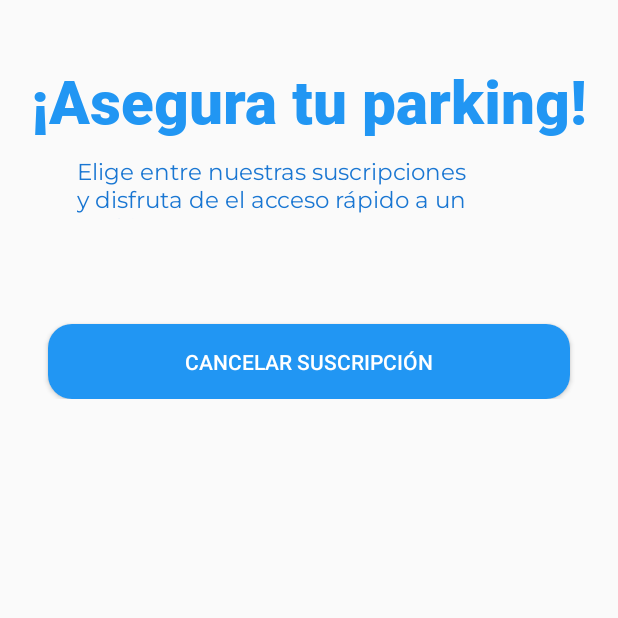
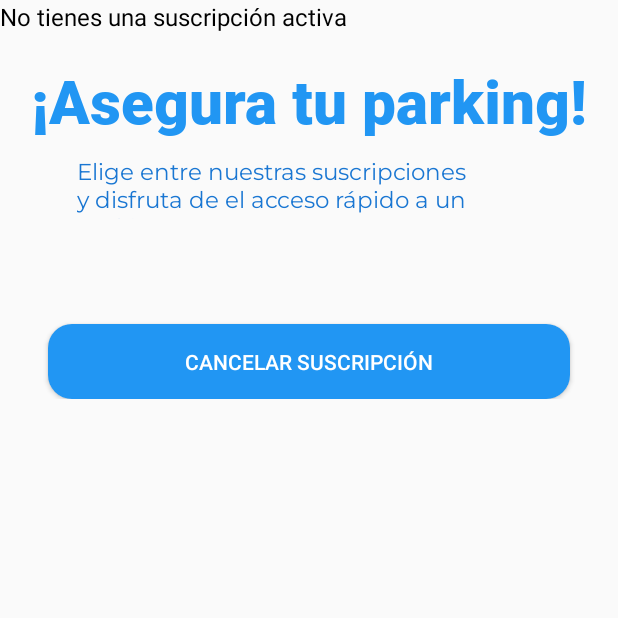
Before and after one commit to ktr19/Spotterly, an Android app: the fragment SuscripcionesFragment shown on its own in the app's theme, after a tap on "SÍ", on a phone screen of 412 x 824 dp, the top half of it. Run offline under Robolectric (Android 15) with nearby library versions, the phone set to English and light mode, and no system bars; 3 other taps on this screen came first.

Commit message:
Funcionalidad suscripcion

```diff
--- a/app/src/main/java/com/example/spotterly/DatabaseHelper.java
+++ b/app/src/main/java/com/example/spotterly/DatabaseHelper.java
@@ -8,8 +8,11 @@ import android.database.sqlite.SQLiteOpenHelper;
 
 import com.example.spotterly.ui.perfil.PerfilFragment;
 
+import java.text.SimpleDateFormat;
 import java.util.ArrayList;
+import java.util.Calendar;
 import java.util.List;
+import java.util.Locale;
 
 public class DatabaseHelper extends SQLiteOpenHelper {
 
@@ -19,20 +22,22 @@ public class DatabaseHelper extends SQLiteOpenHelper {
 
     // Nombres de las tablas y columnas
     private static final String TABLE_USUARIO = "usuario";
+    private static final String TABLE_SUSCRIPCION = "suscripcion";
+    private static final String TABLE_SUSCRIPCION_USUARIO = "suscripcion_usuario"; // Nueva tabla
+
     private static final String COLUMN_TELEFONO = "telefono";
     private static final String COLUMN_PASSWORD = "password";
     private static final String COLUMN_NOMBRE = "nombre";
-    private static final String COLUMN_ID_SUSCRIPCION = "suscripcionid";
     private static final String COLUMN_PREGUNTA = "pregunta";
     private static final String COLUMN_RESPUESTA = "respuesta";
+    private static final String COLUMN_ID_SUSCRIPCION = "suscripcionid";
+    private static final String COLUMN_SUSCRIPCION_ID = "idSuscripcionUsuario";
+    private static final String COLUMN_FECHA_INICIO = "fecha_inicio";
+    private static final String COLUMN_FECHA_FIN = "fecha_fin";
 
-    // ... (otros campos)
-
-//    private static final String TABLE_SUSCRIPCION = "suscripcion";
-//    private static final String COLUMN_SUSCRIPCION_ID = ;
-//    private static final String COLUMN_EMAIL = ;
-//    private static final String COLUMN_NOMBRE = ;
-//    // ... (otros campos)
+    private static final String COLUMN_TIPO_SUSCRIPCION = "tipo";
+    private static final String COLUMN_PRECIO = "precio";
+    private static final String COLUMN_ACTIVA = "activa";
 
     // Constructor
     public DatabaseHelper(Context context) {
@@ -82,6 +87,17 @@ public class DatabaseHelper extends SQLiteOpenHelper {
                     "('Trimestral', '" + fechaInicio + "', '" + fechaFinTrimestral + "', 1, 9.99), " +
                     "('Semestral', '" + fechaInicio + "', '" + fechaFinSemestral + "', 1, 29.99), " +
                     "('Anual', '" + fechaInicio + "', '" + fechaFinAnual + "', 1, 50)");
+            // Crear la tabla suscripcion_usuario
+            db.execSQL("CREATE TABLE IF NOT EXISTS " + TABLE_SUSCRIPCION_USUARIO + " (" +
+                    COLUMN_SUSCRIPCION_ID + " INTEGER PRIMARY KEY AUTOINCREMENT, " +
+                    COLUMN_TELEFONO + " TEXT, " +
+                    COLUMN_ID_SUSCRIPCION + " INTEGER, " +
+                    COLUMN_FECHA_INICIO + " DATE NOT NULL, " +
+                    COLUMN_FECHA_FIN + " DATE NOT NULL, " +
+                    "FOREIGN KEY (" + COLUMN_TELEFONO + ") REFERENCES " + TABLE_USUARIO + "(" + COLUMN_TELEFONO + "), " +
+                    "FOREIGN KEY (" + COLUMN_ID_SUSCRIPCION + ") REFERENCES " + TABLE_SUSCRIPCION + "(suscripcionid)" +
+                    ")");
+
         } else {
             // Check if the 'usos' column exists in the 'usuario' table
             cursor = db.rawQuery("PRAGMA table_info(usuario)", null);
@@ -106,7 +122,7 @@ public class DatabaseHelper extends SQLiteOpenHelper {
 
     }
 
-    // ... (método onUpgrade)
+
 
     // Método para insertar un usuario
     public long insertUsuario(Usuario usuario) {
@@ -253,6 +269,120 @@ public class DatabaseHelper extends SQLiteOpenHelper {
         db.close();
         return filasActualizadas;
     }
+    public long insertSuscripcionUsuario(String telefono, int suscripcionid, String fechaInicio, String fechaFin) {
+        SQLiteDatabase db = getWritableDatabase();
+        ContentValues values = new ContentValues();
+        values.put(COLUMN_TELEFONO, telefono);
+        values.put(COLUMN_ID_SUSCRIPCION, suscripcionid);
+        values.put(COLUMN_FECHA_INICIO, fechaInicio);
+        values.put(COLUMN_FECHA_FIN, fechaFin);
+
+        long newRowId = db.insert(TABLE_SUSCRIPCION_USUARIO, null, values);
+        db.close();
+        return newRowId;
+    }
+    // Método para obtener la suscripción de un usuario
+    public SuscripcionUsuario getSuscripcionUsuario(String telefono) {
+        SQLiteDatabase db = getReadableDatabase();
+        String[] projection = {
+                COLUMN_SUSCRIPCION_ID,
+                COLUMN_ID_SUSCRIPCION,
+                COLUMN_FECHA_INICIO,
+                COLUMN_FECHA_FIN
+        };
+
+        String selection = COLUMN_TELEFONO + " = ?";
+        String[] selectionArgs = {telefono};
+
+        Cursor cursor = db.query(
+                TABLE_SUSCRIPCION_USUARIO,
+                projection,
+                selection,
+                selectionArgs,
+                null,
+                null,
+                null
+        );
+
+        SuscripcionUsuario suscripcionUsuario = null;
+        if (cursor.moveToFirst()) {
+            suscripcionUsuario = new SuscripcionUsuario();
+            suscripcionUsuario.setIdSuscripcionUsuario(cursor.getInt(cursor.getColumnIndexOrThrow(COLUMN_SUSCRIPCION_ID)));
+            suscripcionUsuario.setTelefono(cursor.getString(cursor.getColumnIndexOrThrow(COLUMN_TELEFONO)));
+            suscripcionUsuario.setSuscripcionId(cursor.getInt(cursor.getColumnIndexOrThrow(COLUMN_ID_SUSCRIPCION)));
+            suscripcionUsuario.setFechaInicio(cursor.getString(cursor.getColumnIndexOrThrow(COLUMN_FECHA_INICIO)));
+            suscripcionUsuario.setFechaFin(cursor.getString(cursor.getColumnIndexOrThrow(COLUMN_FECHA_FIN)));
+        }
+
+        cursor.close();
+        db.close();
+        return suscripcionUsuario;
+    }
+    public String getSuscripcion(String telefono) {
+        SQLiteDatabase db = getReadableDatabase();
+        String query = "SELECT s.tipo FROM suscripcion_usuario su " +
+                "JOIN suscripcion s ON su.suscripcionid = s.suscripcionid " +
+                "WHERE su.telefono = ?";
+        Cursor cursor = db.rawQuery(query, new String[]{telefono});
+        String suscripcion = null;
+
+        if (cursor.moveToFirst()) {
+            suscripcion = cursor.getString(0); // Obtener el tipo de la suscripción
+        }
+        cursor.close();
+        db.close();
+        return suscripcion; // Retorna "Mensual", "Trimestral", etc.
+    }
+
+
+    public boolean asignarSuscripcionUsuario(String telefono, int idSuscripcion, String tipoSuscripcion) {
+        SQLiteDatabase db = getWritableDatabase();
+
+        // Obtener la fecha de inicio (fecha actual)
+        SimpleDateFormat dateFormat = new SimpleDateFormat("yyyy-MM-dd", Locale.getDefault());
+        Calendar inicio = Calendar.getInstance();
+        String fechaInicio = dateFormat.format(inicio.getTime());
+
+        // Calcular la fecha de fin en función del tipo de suscripción
+        Calendar fin = (Calendar) inicio.clone();
+        switch (tipoSuscripcion) {
+            case "Mensual":
+                fin.add(Calendar.MONTH, 1);
+                break;
+            case "Trimestral":
+                fin.add(Calendar.MONTH, 3);
+                break;
+            case "Semestral":
+                fin.add(Calendar.MONTH, 6);
+                break;
+            case "Anual":
+                fin.add(Calendar.YEAR, 1);
+                break;
+        }
+        String fechaFin = dateFormat.format(fin.getTime());
+
+        // Insertar los valores en la tabla suscripcion_usuario
+        ContentValues values = new ContentValues();
+        values.put("telefono", telefono);
+        values.put("suscripcionid", idSuscripcion);
+        values.put("fecha_inicio", fechaInicio);
+        values.put("fecha_fin", fechaFin);
+
+        long resultado = db.insert("suscripcion_usuario", null, values);
+        db.close();
+        return resultado != -1;
+    }
+
+    public int cancelarSuscripcionUsuario(String telefono) {
+        SQLiteDatabase db = getWritableDatabase();
+        String whereClause = "telefono = ?";
+        String[] whereArgs = {telefono};
+
+        int filasEliminadas = db.delete("suscripcion_usuario", whereClause, whereArgs);
+        db.close();
+        return filasEliminadas;
+    }
+
 
 
 
--- a/app/src/main/java/com/example/spotterly/ui/suscripciones/SuscripcionesFragment.java
+++ b/app/src/main/java/com/example/spotterly/ui/suscripciones/SuscripcionesFragment.java
@@ -16,10 +16,14 @@ import androidx.fragment.app.Fragment;
 
 import com.example.spotterly.R;
 
+import com.example.spotterly.DatabaseHelper;
+
 public class SuscripcionesFragment extends Fragment {
 
     private FrameLayout frameMensual, frameTrimestral, frameSemestral, frameAnual;
     private Button btCancelarSuscripcion;
+    private DatabaseHelper dbHelper;
+    private String telefonoUsuario = "123456789"; // Número de teléfono del usuario logueado (puedes cambiar esto dinámicamente)
 
     @Nullable
     @Override
@@ -30,102 +34,97 @@ public class SuscripcionesFragment extends Fragment {
         frameTrimestral = rootView.findViewById(R.id.frameTrimestral);
         frameSemestral = rootView.findViewById(R.id.frameSemestral);
         frameAnual = rootView.findViewById(R.id.frameAnual);
-        btCancelarSuscripcion.setVisibility(View.GONE);
+        dbHelper = new DatabaseHelper(getActivity()); // Inicializar el DatabaseHelper
+
         configurarEventos();
+
+        // Mostrar las opciones de suscripción según el estado del usuario
+        mostrarSuscripciones();
+
         return rootView;
     }
 
+
     private void configurarEventos() {
-        frameMensual.setOnClickListener(new View.OnClickListener() {
-            @Override
-            public void onClick(View v) {
-                mostrarAlertaCompra("Mensual");
-            }
-        });
+        frameMensual.setOnClickListener(v -> mostrarAlertaCompra("Mensual"));
+        frameTrimestral.setOnClickListener(v -> mostrarAlertaCompra("Trimestral"));
+        frameSemestral.setOnClickListener(v -> mostrarAlertaCompra("Semestral"));
+        frameAnual.setOnClickListener(v -> mostrarAlertaCompra("Anual"));
 
-        frameTrimestral.setOnClickListener(new View.OnClickListener() {
-            @Override
-            public void onClick(View v) {
-                mostrarAlertaCompra("Trimestral");
-            }
-        });
-
-        frameSemestral.setOnClickListener(new View.OnClickListener() {
-            @Override
-            public void onClick(View v) {
-                mostrarAlertaCompra("Semestral");
-            }
-        });
-
-        frameAnual.setOnClickListener(new View.OnClickListener() {
-            @Override
-            public void onClick(View v) {
-                mostrarAlertaCompra("Anual");
-            }
-        });
-
-        btCancelarSuscripcion.setOnClickListener(new View.OnClickListener() {
-            @Override
-            public void onClick(View v) {
-                mostrarAlertaCancelar();
-            }
-        });
+        btCancelarSuscripcion.setOnClickListener(v -> mostrarAlertaCancelar());
     }
 
     private void mostrarAlertaCancelar() {
-        // Crear el AlertDialog para cancelar la suscripción
+        String tipoSuscripcion = dbHelper.getSuscripcion(telefonoUsuario); // Obtener la suscripción actual
+
+        if (tipoSuscripcion == null || tipoSuscripcion.isEmpty()) {
+            Toast.makeText(getActivity(), "No tienes ninguna suscripción activa", Toast.LENGTH_SHORT).show();
+            return;
+        }
+
+        // Mostrar la alerta con el tipo de suscripción
         AlertDialog.Builder builder = new AlertDialog.Builder(getActivity());
-        builder.setMessage("¿Estás seguro de que deseas cancelar la suscripción?")
+        builder.setMessage("¿Estás seguro de que deseas cancelar tu suscripción " + tipoSuscripcion + "?")
                 .setCancelable(false)
-                .setPositiveButton("Sí", new DialogInterface.OnClickListener() {
-                    @Override
-                    public void onClick(DialogInterface dialog, int id) {
-                        Toast.makeText(getActivity(), "Suscripción cancelada", Toast.LENGTH_SHORT).show();
+                .setPositiveButton("Sí", (dialog, id) -> {
+                    // Cancelar la suscripción
+                    int resultado = dbHelper.cancelarSuscripcionUsuario(telefonoUsuario);
+                    if (resultado > 0) {
+                        Toast.makeText(getActivity(), "Tu suscripción " + tipoSuscripcion + " ha sido cancelada con éxito", Toast.LENGTH_SHORT).show();
+                    } else {
+                        Toast.makeText(getActivity(), "No se encontró ninguna suscripción activa para cancelar", Toast.LENGTH_SHORT).show();
+                    }
                     mostrarSuscripciones(); // Volver a mostrar las opciones de suscripción
-                    }
                 })
-                .setNegativeButton("No", new DialogInterface.OnClickListener() {
-                    @Override
-                    public void onClick(DialogInterface dialog, int id) {
+                .setNegativeButton("No", (dialog, id) -> {
                     Toast.makeText(getActivity(), "No se canceló la suscripción", Toast.LENGTH_SHORT).show();
-                        ocultarSuscripciones();
-                    }
                 });
         AlertDialog alert = builder.create();
         alert.show();
     }
 
+
     private void mostrarAlertaCompra(String tipo) {
-        // Crear el AlertDialog para confirmar la compra de la suscripción
         AlertDialog.Builder builder = new AlertDialog.Builder(getActivity());
         builder.setMessage("¿Quieres comprar la opción " + tipo + "?")
                 .setCancelable(false)
-                .setPositiveButton("Sí", new DialogInterface.OnClickListener() {
-                    @Override
-                    public void onClick(DialogInterface dialog, int id) {
-                        // Acción al confirmar la compra
-                        Toast.makeText(getActivity(), "Compra de suscripción " + tipo + " confirmada", Toast.LENGTH_SHORT).show();
+                .setPositiveButton("Sí", (dialog, id) -> {
                     procesarSuscripcion(tipo);
                     ocultarSuscripciones();
                     btCancelarSuscripcion.setVisibility(View.VISIBLE);
-                    }
                 })
-                .setNegativeButton("No", new DialogInterface.OnClickListener() {
-                    @Override
-                    public void onClick(DialogInterface dialog, int id) {
-                        // Acción al cancelar la compra
-                        Toast.makeText(getActivity(), "Lo tienes al alcance de tu mano", Toast.LENGTH_SHORT).show();
-                        mostrarSuscripciones();
-                    }
-                });
+                .setNegativeButton("No", (dialog, id) -> mostrarSuscripciones());
         AlertDialog alert = builder.create();
         alert.show();
     }
 
     private void procesarSuscripcion(String tipo) {
-        ///////////////////////// Lógica para procesar la suscripción seleccionada
-        Toast.makeText(getActivity(), "Procesando suscripción: " + tipo, Toast.LENGTH_SHORT).show();
+        // Determinar los valores según el tipo de suscripción
+        int idSuscripcion = 0; // ID que corresponde al tipo de suscripción en la tabla
+        switch (tipo) {
+            case "Mensual":
+                idSuscripcion = 1;
+                break;
+            case "Trimestral":
+                idSuscripcion = 2;
+                break;
+            case "Semestral":
+                idSuscripcion = 3;
+                break;
+            case "Anual":
+                idSuscripcion = 4;
+                break;
         }
+
+        // Insertar la suscripción del usuario con fechas calculadas
+        boolean resultado = dbHelper.asignarSuscripcionUsuario(telefonoUsuario, idSuscripcion, tipo);
+        if (resultado) {
+            Toast.makeText(getActivity(), "Suscripción " + tipo + " adquirida con éxito", Toast.LENGTH_SHORT).show();
+        } else {
+            Toast.makeText(getActivity(), "Error al adquirir la suscripción", Toast.LENGTH_SHORT).show();
+        }
+    }
+
 
     private void ocultarSuscripciones() {
         frameMensual.setVisibility(View.GONE);
@@ -135,6 +134,16 @@ public class SuscripcionesFragment extends Fragment {
     }
 
     private void mostrarSuscripciones() {
+        // Verificar si el usuario tiene una suscripción activa
+        String suscripcionActual = dbHelper.getSuscripcion(telefonoUsuario);
+
+        if (suscripcionActual != null && !suscripcionActual.isEmpty()) {
+            // Si hay una suscripción activa, mostrar solo el botón para cancelar
+            ocultarSuscripciones();
+            btCancelarSuscripcion.setVisibility(View.VISIBLE);
+            Toast.makeText(getActivity(), "Suscripción activa: " + suscripcionActual, Toast.LENGTH_SHORT).show();
+        } else {
+            // Si no hay una suscripción activa, mostrar todas las opciones
             frameMensual.setVisibility(View.VISIBLE);
             frameTrimestral.setVisibility(View.VISIBLE);
             frameSemestral.setVisibility(View.VISIBLE);
@@ -142,3 +151,5 @@ public class SuscripcionesFragment extends Fragment {
             btCancelarSuscripcion.setVisibility(View.GONE);
         }
     }
+
+}
--- a/app/src/main/res/layout/fragment_suscripciones.xml
+++ b/app/src/main/res/layout/fragment_suscripciones.xml
@@ -33,6 +33,17 @@
         app:layout_constraintHorizontal_bias="0.485"
         app:layout_constraintStart_toStartOf="parent"
         app:layout_constraintTop_toBottomOf="@+id/textView2" />
+    <TextView
+        android:id="@+id/tvSuscripcionActiva"
+        android:layout_width="wrap_content"
+        android:layout_height="wrap_content"
+        android:layout_marginTop="16dp"
+        android:text="No tienes una suscripción activa"
+        android:textSize="16sp"
+        android:textColor="@color/black"
+        android:visibility="visible"
+        android:layout_gravity="center_horizontal" />
+
     <ScrollView
         android:layout_width="match_parent"
         android:layout_height="0dp"
```
Lines whose indentation alone changed are shown as unchanged.
